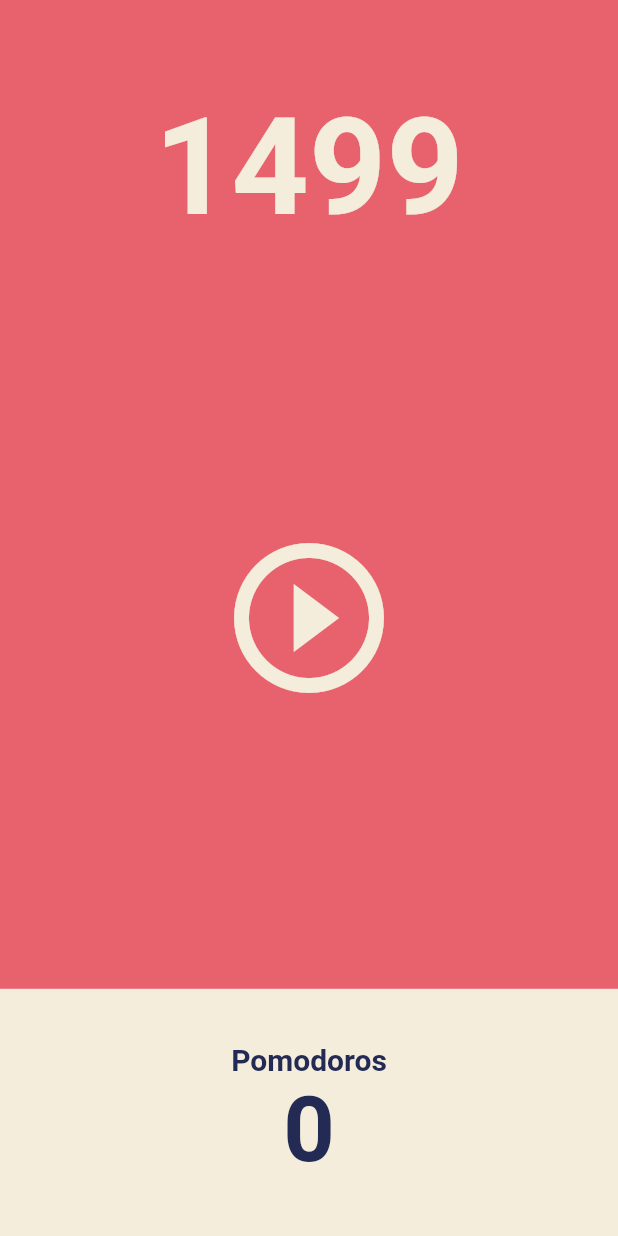
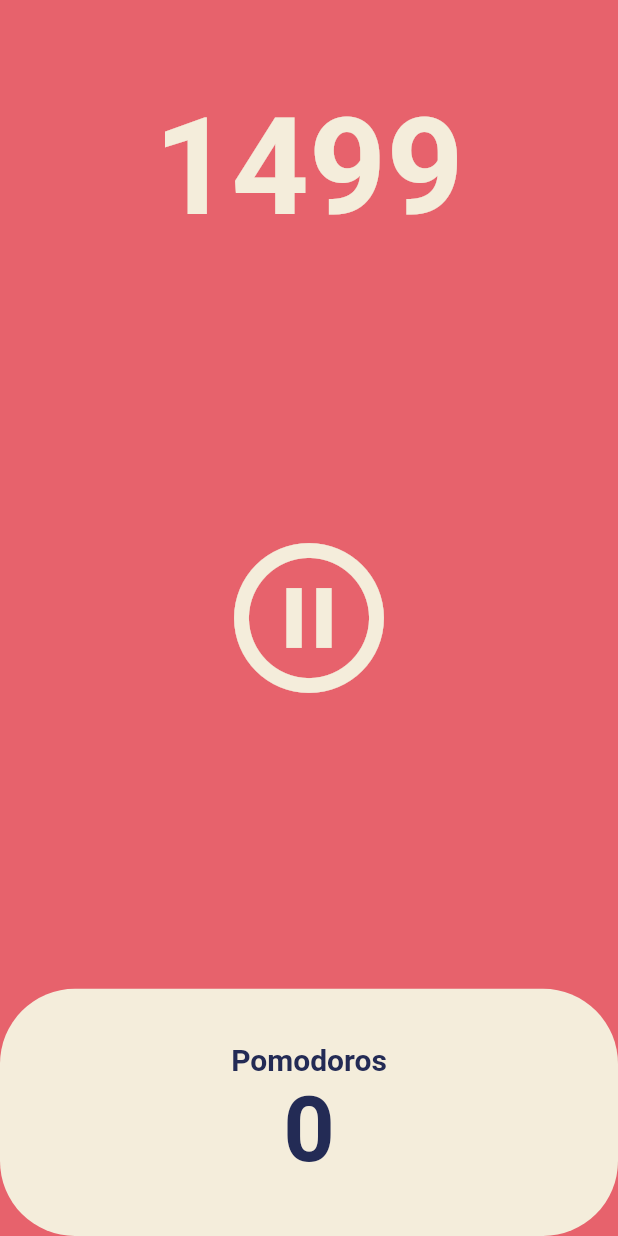
Before and after one commit to jw1036/2022_flutter_toonflix, a Flutter app: the screen it shows after launch, after a tap on the "play circle outline" icon, on a phone screen of 412 x 824 dp. Run offline on Flutter 3.47's test engine with Material 2 defaults, Android fonts, the phone set to English and light mode, and no system bars.

Commit message:
5.2 Pause Play

```diff
--- a/lib/screens/home_screen.dart
+++ b/lib/screens/home_screen.dart
@@ -11,6 +11,7 @@ class HomeScreen extends StatefulWidget {
 
 class _HomeScreenState extends State<HomeScreen> {
   int totalSeconds = 1500;
+  bool isRunning = false;
   late Timer timer;
 
   void onTick(Timer timer) {
@@ -24,6 +25,18 @@ class _HomeScreenState extends State<HomeScreen> {
       const Duration(seconds: 1),
       onTick,
     );
+
+    setState(() {
+      isRunning = true;
+    });
+  }
+
+  void onPausePressed() {
+    timer.cancel();
+
+    setState(() {
+      isRunning = false;
+    });
   }
 
   @override
@@ -50,8 +63,10 @@ class _HomeScreenState extends State<HomeScreen> {
             flex: 3,
             child: Center(
               child: IconButton(
-                onPressed: onStartPressed,
-                icon: const Icon(Icons.play_circle_outline),
+                onPressed: isRunning ? onPausePressed : onStartPressed,
+                icon: Icon(isRunning
+                    ? Icons.pause_circle_outline
+                    : Icons.play_circle_outline),
                 color: Theme.of(context).cardColor,
                 iconSize: 120,
               ),
@@ -65,6 +80,7 @@ class _HomeScreenState extends State<HomeScreen> {
                   child: Container(
                     decoration: BoxDecoration(
                       color: Theme.of(context).cardColor,
+                      borderRadius: BorderRadius.circular(50),
                     ),
                     child: Column(
                       mainAxisAlignment: MainAxisAlignment.center,
```
